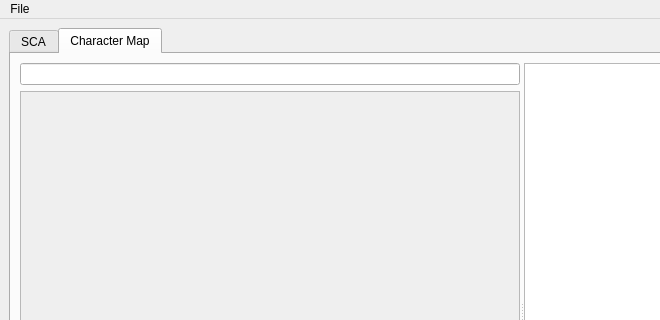
Before: the Qt Designer form ui/MainWindow.ui in Sirraide/smyth, drawn with Qt 5; both pictures show x 0 to 660 and y 0 to 320 of the 800 by 600 pixel window.
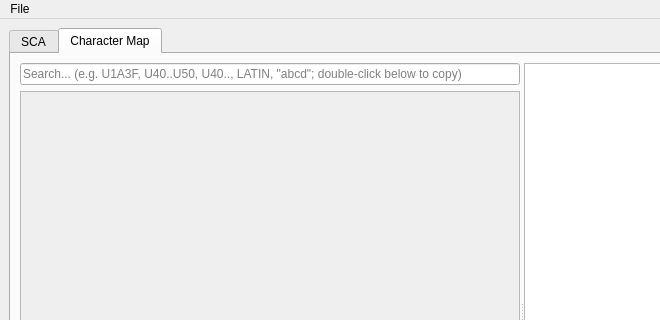
After: the same form once the commit is applied. Custom widgets are drawn as their Qt base class.

Commit message: [Charmap] Copy to clipboard on double-click

Diff of the .ui file:
```diff
--- a/ui/MainWindow.ui
+++ b/ui/MainWindow.ui
@@ -579,7 +579,11 @@
              <number>0</number>
             </property>
             <item>
-             <widget class="QLineEdit" name="char_map_search_bar"/>
+             <widget class="QLineEdit" name="char_map_search_bar">
+              <property name="placeholderText">
+               <string>Search... (e.g. U1A3F, U40..U50, U40.., LATIN, &quot;abcd&quot;; double-click below to copy)</string>
+              </property>
+             </widget>
             </item>
             <item>
              <widget class="QScrollArea" name="scrollArea">
```
The commit also changes 2 other files.
